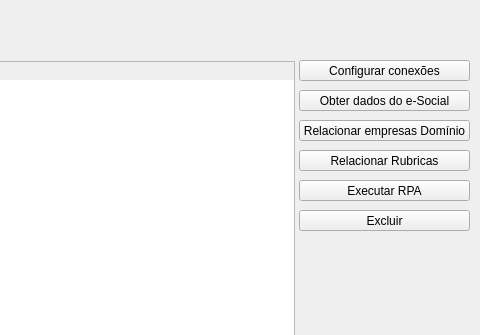
Above: screen_ui/esocial_unico.ui from VictorScandolaraTR/ConversaoMovimento_eSocial before the change; both pictures show x 481 to 961 and y 0 to 335 of the 961 by 524 pixel window. Below: the same form after it.
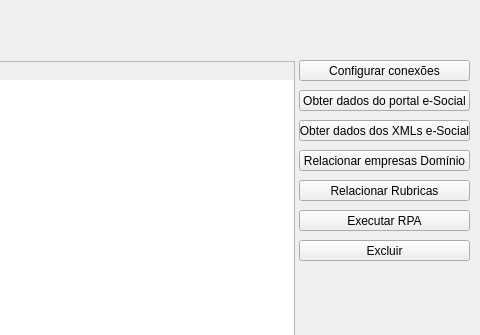
That is the form after the change.

What changed in the file:
```diff
--- a/screen_ui/esocial_unico.ui
+++ b/screen_ui/esocial_unico.ui
@@ -102,14 +102,14 @@
      </rect>
     </property>
     <property name="text">
-     <string>Obter dados do e-Social</string>
+     <string>Obter dados do portal e-Social</string>
     </property>
    </widget>
    <widget class="QPushButton" name="btn_executa_rpa">
     <property name="geometry">
      <rect>
       <x>780</x>
-      <y>180</y>
+      <y>210</y>
       <width>171</width>
       <height>21</height>
      </rect>
@@ -122,7 +122,7 @@
     <property name="geometry">
      <rect>
       <x>780</x>
-      <y>150</y>
+      <y>180</y>
       <width>171</width>
       <height>21</height>
      </rect>
@@ -135,7 +135,7 @@
     <property name="geometry">
      <rect>
       <x>780</x>
-      <y>120</y>
+      <y>150</y>
       <width>171</width>
       <height>21</height>
      </rect>
@@ -148,7 +148,7 @@
     <property name="geometry">
      <rect>
       <x>780</x>
-      <y>210</y>
+      <y>240</y>
       <width>171</width>
       <height>21</height>
      </rect>
@@ -170,6 +170,19 @@
      <string>Configurar conexões</string>
     </property>
    </widget>
+   <widget class="QPushButton" name="btn_obtem_dados_esocial_xml">
+    <property name="geometry">
+     <rect>
+      <x>780</x>
+      <y>120</y>
+      <width>171</width>
+      <height>21</height>
+     </rect>
+    </property>
+    <property name="text">
+     <string>Obter dados dos XMLs e-Social</string>
+    </property>
+   </widget>
   </widget>
  </widget>
  <resources/>
```
